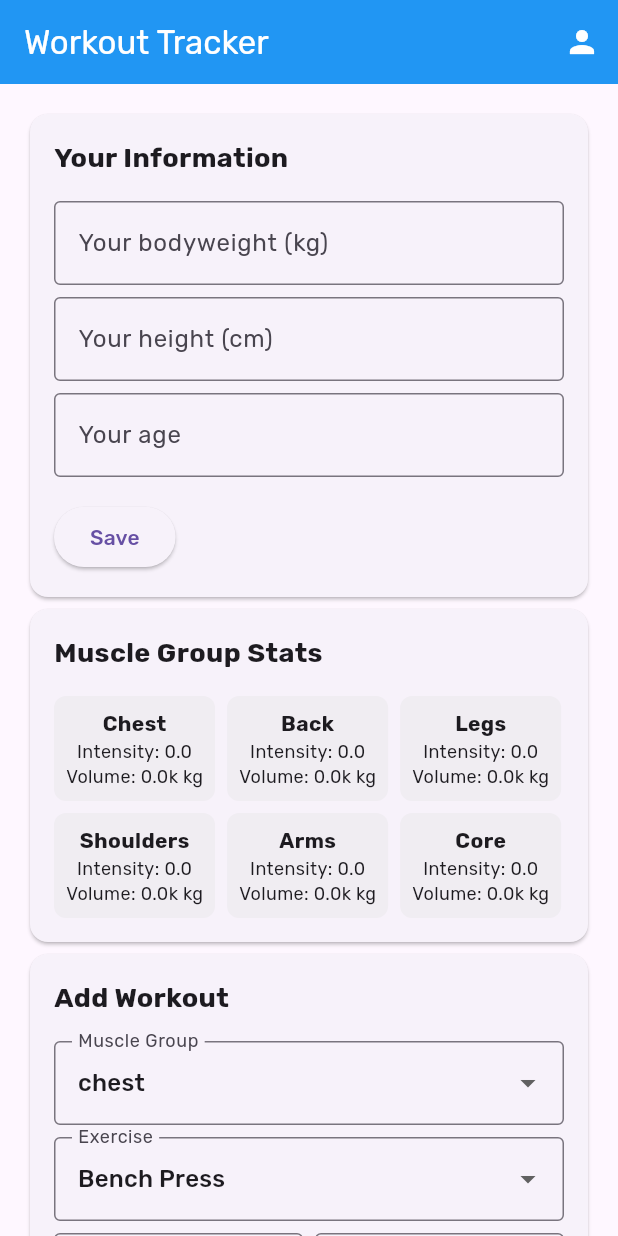
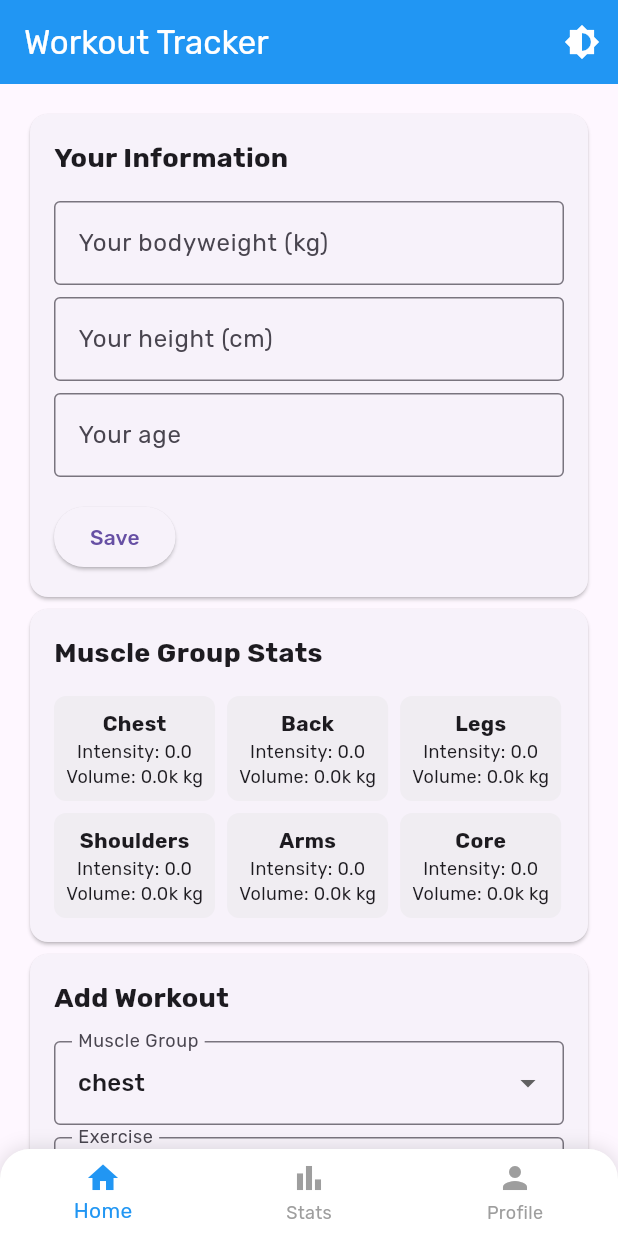
Before and after one commit to ghifariaulia/fitness-tracker, a Flutter app: the screen it shows after launch, on a phone screen of 412 x 824 dp. Run offline on Flutter 3.47's test engine with Material 3 defaults, Android fonts, the phone set to English and light mode, and no system bars; our stand-ins replace google_fonts, shared_preferences, sqflite, sqflite_common_ffi; accounts and stored records are empty.

Commit message:
add ability to toggle theme and add bottom navigation bar

```diff
--- a/lib/screens/home_screen.dart
+++ b/lib/screens/home_screen.dart
@@ -1,5 +1,6 @@
+import 'package:fitness_tracker/screens/exercise_screen.dart';
+import 'package:flutter/material.dart';
 import 'package:fitness_tracker/screens/user_profile.dart';
-import 'package:flutter/material.dart';
 import 'dart:async';
 import '../models/user.dart';
 import '../services/database_helper.dart';
@@ -12,7 +13,9 @@ import '../models/workout.dart';
 import '../models/muscle_data.dart';
 
 class HomeScreen extends StatefulWidget {
-  const HomeScreen({super.key});
+  final VoidCallback onToggleTheme;
+
+  const HomeScreen({super.key, required this.onToggleTheme});
 
   @override
   HomeScreenState createState() => HomeScreenState();
@@ -28,6 +31,7 @@ class HomeScreenState extends State<HomeScreen> {
   List<Workout> workouts = [];
   Map<String, MuscleIntensity> muscleIntensity = {};
   Timer? _timer;
+  int _selectedIndex = 0;
 
   @override
   void initState() {
@@ -62,7 +66,6 @@ class HomeScreenState extends State<HomeScreen> {
       height = userData['height'];
       age = userData['age'];
 
-      // Initialize user object with null-safe values
       if (bodyweight != null && height != null && age != null) {
         user = User(
           bodyweight: bodyweight!,
@@ -113,7 +116,6 @@ class HomeScreenState extends State<HomeScreen> {
       this.height = height;
       this.age = age;
 
-      // Create new user object when form is submitted
       if (weight != null && height != null && age != null) {
         user = User(
           bodyweight: weight,
@@ -161,53 +163,41 @@ class HomeScreenState extends State<HomeScreen> {
 
   void _decreaseMuscleIntensity(Workout workout) {
     final intensity = muscleIntensity[workout.muscleGroup]!;
-    // Decrease intensity by the workout's intensity for workouts older than a week
     muscleIntensity[workout.muscleGroup] = intensity.copyWith(
       intensity: intensity.intensity - workout.intensity,
       totalVolume: intensity.totalVolume - workout.volumeLoad,
     );
   }
 
-  @override
-  Widget build(BuildContext context) {
-    return Scaffold(
-      appBar: AppBar(
-        title: const Text('Workout Tracker'),
-        actions: [
-          IconButton(
-            icon: const Icon(Icons.person),
-            onPressed: () {
-              // Only navigate to profile if user exists
-              if (user != null) {
-                Navigator.push(
-                  context,
-                  MaterialPageRoute(
-                    builder: (context) => UserProfilePage(
-                      user: user!,
-                      onUpdate: (updatedUser) {
-                        setState(() {
-                          user = updatedUser;
-                          bodyweight = updatedUser.bodyweight;
-                          height = updatedUser.height;
-                          age = updatedUser.age;
-                        });
-                      },
-                    ),
-                  ),
-                );
-              } else {
-                // Show a message if user profile is not yet created
+  void _onItemTapped(int index) {
+    if (index == 2 && user == null) {
       ScaffoldMessenger.of(context).showSnackBar(
         const SnackBar(
           content: Text('Please complete your profile information first'),
         ),
       );
+    } else {
+      setState(() {
+        _selectedIndex = index;
+      });
     }
-            },
-          ),
-        ],
-      ),
-      body: ListView(
+  }
+
+  Widget _getSelectedScreen() {
+    switch (_selectedIndex) {
+      case 0:
+        return _buildHomeContent();
+      case 1:
+        return _buildStatsContent();
+      case 2:
+        return _buildProfileContent();
+      default:
+        return _buildHomeContent();
+    }
+  }
+
+  Widget _buildHomeContent() {
+    return ListView(
       padding: const EdgeInsets.all(16.0),
       children: [
         if (showUserForm)
@@ -218,7 +208,6 @@ class HomeScreenState extends State<HomeScreen> {
             initialAge: age,
           ),
         if (!showUserForm && user != null) ...[
-            // Show user info summary
           Card(
             child: Padding(
               padding: const EdgeInsets.all(16.0),
@@ -243,12 +232,95 @@ class HomeScreenState extends State<HomeScreen> {
         if (workouts.isNotEmpty)
           WorkoutList(
             workouts: workouts,
-              onDelete: deleteWorkout, userBodyweight: bodyweight,
+            onDelete: deleteWorkout,
+            userBodyweight: bodyweight,
           ),
         if (muscleIntensity.isEmpty && workouts.isEmpty)
-            const Center(
-                child: Text("No data available. Please add workouts.")),
+          const Center(child: Text("No data available. Please add workouts.")),
       ],
+    );
+  }
+
+  Widget _buildStatsContent() {
+    return ExerciseProgressionScreen(workouts: workouts);
+  }
+
+  Widget _buildProfileContent() {
+    if (user == null) {
+      return const Center(
+        child: Text('Please complete your profile information first'),
+      );
+    } else {
+      return UserProfilePage(
+        user: user!,
+        onUpdate: (updatedUser) {
+          setState(() {
+            user = updatedUser;
+            bodyweight = updatedUser.bodyweight;
+            height = updatedUser.height;
+            age = updatedUser.age;
+          });
+        },
+      );
+    }
+  }
+
+  @override
+  Widget build(BuildContext context) {
+    return Scaffold(
+      appBar: _selectedIndex == 0
+          ? AppBar(
+        title: const Text('Workout Tracker'),
+        actions: [
+          IconButton(
+            icon: const Icon(Icons.brightness_6),
+            onPressed: widget.onToggleTheme,
+          ),
+        ],
+      )
+          : null,
+      body: _getSelectedScreen(),
+      bottomNavigationBar: Container(
+        decoration: BoxDecoration(
+          color: Theme.of(context).bottomNavigationBarTheme.backgroundColor,
+          boxShadow: const [
+            BoxShadow(
+              color: Colors.black12,
+              blurRadius: 10,
+              spreadRadius: 0.5,
+            ),
+          ],
+          borderRadius: const BorderRadius.only(
+            topLeft: Radius.circular(20),
+            topRight: Radius.circular(20),
+          ),
+        ),
+        child: ClipRRect(
+          borderRadius: const BorderRadius.only(
+            topLeft: Radius.circular(20),
+            topRight: Radius.circular(20),
+          ),
+          child: BottomNavigationBar(
+            items: const <BottomNavigationBarItem>[
+              BottomNavigationBarItem(
+                icon: Icon(Icons.home),
+                label: 'Home',
+              ),
+              BottomNavigationBarItem(
+                icon: Icon(Icons.bar_chart),
+                label: 'Stats',
+              ),
+              BottomNavigationBarItem(
+                icon: Icon(Icons.person),
+                label: 'Profile',
+              ),
+            ],
+            currentIndex: _selectedIndex,
+            selectedItemColor: Theme.of(context).bottomNavigationBarTheme.selectedItemColor,
+            unselectedItemColor: Theme.of(context).bottomNavigationBarTheme.unselectedItemColor,
+            onTap: _onItemTapped,
+          ),
+        ),
       ),
     );
   }
```
Lines whose indentation alone changed are shown as unchanged.
